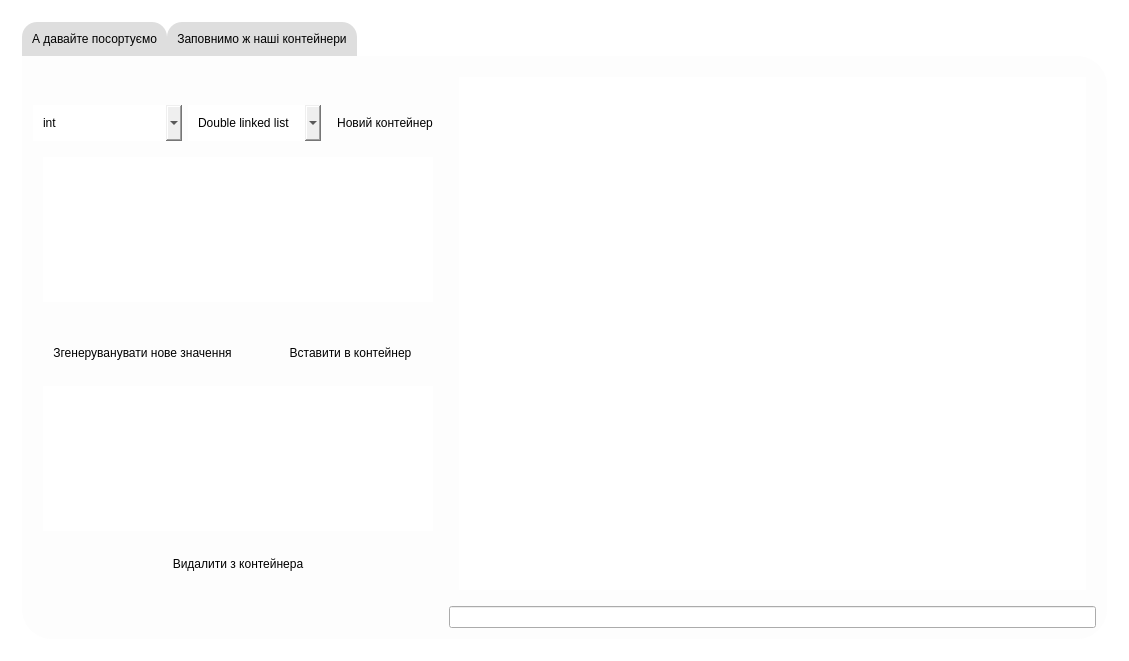
Old version of the form gui/mainwindow.ui in the repository starquell/summer-exam-oop.
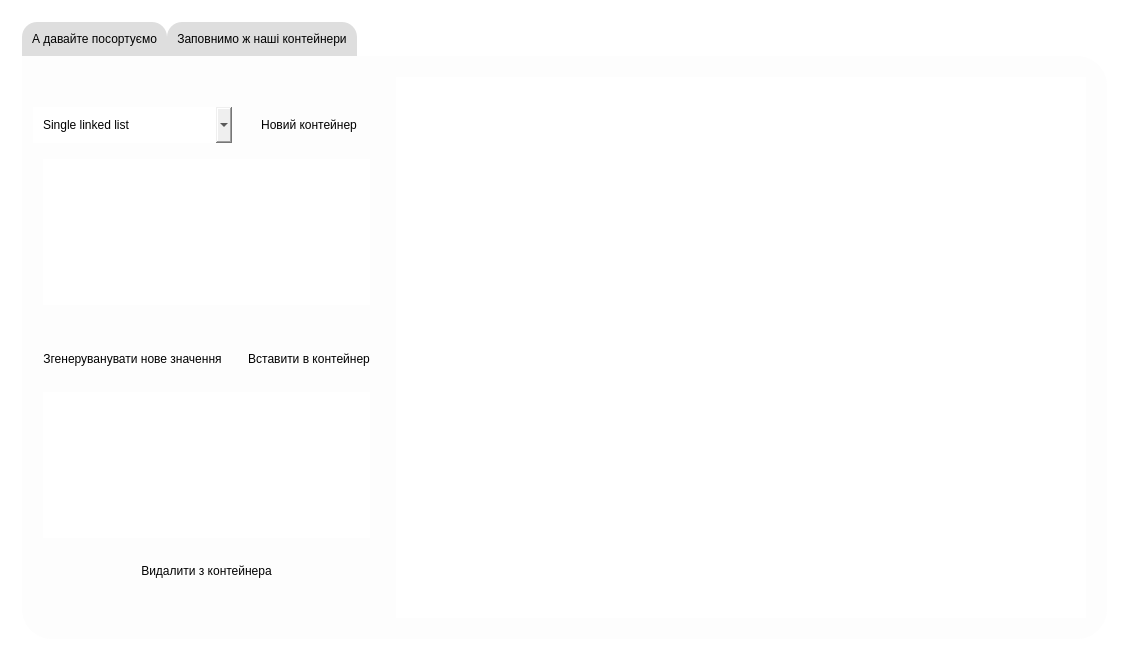
New version of the form. Icons and pictures are not drawn.

Diff of the .ui file:
```diff
--- a/gui/mainwindow.ui
+++ b/gui/mainwindow.ui
@@ -26,7 +26,7 @@
    <layout class="QGridLayout" name="gridLayout_5">
     <item row="0" column="0">
      <layout class="QGridLayout" name="gridLayout">
-      <item row="1" column="0">
+      <item row="0" column="0">
        <widget class="QStackedWidget" name="stackedWidget">
         <property name="styleSheet">
          <string notr="true">#stackedWidget{
@@ -396,45 +396,6 @@
                 <string>Заповнимо ж наші контейнери</string>
                </attribute>
                <layout class="QGridLayout" name="gridLayout_9">
-                <item row="2" column="0">
-                 <widget class="QComboBox" name="comboBox">
-                  <property name="styleSheet">
-                   <string notr="true">#comboBox{
-background-color: transparent;
-border-image: url(:pics/dialog.png);
-background: none;
-border: none;
-background-repeat: none;
-padding:10px;
-}</string>
-                  </property>
-                  <item>
-                   <property name="text">
-                    <string>int</string>
-                   </property>
-                  </item>
-                  <item>
-                   <property name="text">
-                    <string>std::string</string>
-                   </property>
-                  </item>
-                  <item>
-                   <property name="text">
-                    <string>std::vector&lt;int&gt;</string>
-                   </property>
-                  </item>
-                  <item>
-                   <property name="text">
-                    <string>Ministry</string>
-                   </property>
-                  </item>
-                  <item>
-                   <property name="text">
-                    <string>std::vector&lt;Ministry&gt;</string>
-                   </property>
-                  </item>
-                 </widget>
-                </item>
                 <item row="3" column="0" colspan="4">
                  <widget class="QTextBrowser" name="Setup">
                   <property name="styleSheet">
@@ -485,9 +446,6 @@
                   </property>
                  </spacer>
                 </item>
-                <item row="9" column="4">
-                 <widget class="QLineEdit" name="Elapsed"/>
-                </item>
                 <item row="4" column="0">
                  <spacer name="verticalSpacer_2">
                   <property name="orientation">
@@ -537,50 +495,6 @@
                   </property>
                  </spacer>
                 </item>
-                <item row="2" column="1" colspan="2">
-                 <widget class="QComboBox" name="comboBox_2">
-                  <property name="styleSheet">
-                   <string notr="true">#comboBox_2{
-background-color: transparent;
-border-image: url(:pics/dialog.png);
-background: none;
-border: none;
-background-repeat: none;
-padding:10px;
-}</string>
-                  </property>
-                  <item>
-                   <property name="text">
-                    <string>Double linked list</string>
-                   </property>
-                  </item>
-                  <item>
-                   <property name="text">
-                    <string>AVL tree</string>
-                   </property>
-                  </item>
-                  <item>
-                   <property name="text">
-                    <string>Splay tree</string>
-                   </property>
-                  </item>
-                  <item>
-                   <property name="text">
-                    <string>Red black tree</string>
-                   </property>
-                  </item>
-                  <item>
-                   <property name="text">
-                    <string>Coalesced hash</string>
-                   </property>
-                  </item>
-                  <item>
-                   <property name="text">
-                    <string>Set</string>
-                   </property>
-                  </item>
-                 </widget>
-                </item>
                 <item row="5" column="2" colspan="2">
                  <widget class="QPushButton" name="InsertContainer">
                   <property name="styleSheet">
@@ -605,29 +519,6 @@
                   </property>
                  </widget>
                 </item>
-                <item row="2" column="3">
-                 <widget class="QPushButton" name="NewSession">
-                  <property name="styleSheet">
-                   <string notr="true">#NewSession{
-background-color: transparent;
-border-image: url(:pics/dialog.png);
-background: none;
-border: none;
-background-repeat: none;
-padding:10px;
-}
-#NewSession:hover{
-border-width:3px;
-}
-#NewSession:pressed{
-border-width:4px;
-}</string>
-                  </property>
-                  <property name="text">
-                   <string>Новий контейнер</string>
-                  </property>
-                 </widget>
-                </item>
                 <item row="9" column="0">
                  <spacer name="verticalSpacer_6">
                   <property name="orientation">
@@ -668,7 +559,79 @@
                   </property>
                  </spacer>
                 </item>
-                <item row="0" column="4" rowspan="9">
+                <item row="2" column="0" colspan="2">
+                 <widget class="QComboBox" name="comboBox_2">
+                  <property name="styleSheet">
+                   <string notr="true">#comboBox_2{
+background-color: transparent;
+border-image: url(:pics/dialog.png);
+background: none;
+border: none;
+background-repeat: none;
+padding:10px;
+}</string>
+                  </property>
+                  <item>
+                   <property name="text">
+                    <string>Single linked list</string>
+                   </property>
+                  </item>
+                  <item>
+                   <property name="text">
+                    <string>Double linked list</string>
+                   </property>
+                  </item>
+                  <item>
+                   <property name="text">
+                    <string>Double linked cycled</string>
+                   </property>
+                  </item>
+                  <item>
+                   <property name="text">
+                    <string>AVL tree</string>
+                   </property>
+                  </item>
+                  <item>
+                   <property name="text">
+                    <string>Splay tree</string>
+                   </property>
+                  </item>
+                  <item>
+                   <property name="text">
+                    <string>Red black tree</string>
+                   </property>
+                  </item>
+                  <item>
+                   <property name="text">
+                    <string>std::unordered_set</string>
+                   </property>
+                  </item>
+                 </widget>
+                </item>
+                <item row="2" column="2" colspan="2">
+                 <widget class="QPushButton" name="NewSession">
+                  <property name="styleSheet">
+                   <string notr="true">#NewSession{
+background-color: transparent;
+border-image: url(:pics/dialog.png);
+background: none;
+border: none;
+background-repeat: none;
+padding:10px;
+}
+#NewSession:hover{
+border-width:3px;
+}
+#NewSession:pressed{
+border-width:4px;
+}</string>
+                  </property>
+                  <property name="text">
+                   <string>Новий контейнер</string>
+                  </property>
+                 </widget>
+                </item>
+                <item row="0" column="4" rowspan="10">
                  <widget class="QListView" name="currentContainer">
                   <property name="styleSheet">
                    <string notr="true">#currentContainer{
```
Left out of the diff: 5 changed lines with no effect on the pictures.
